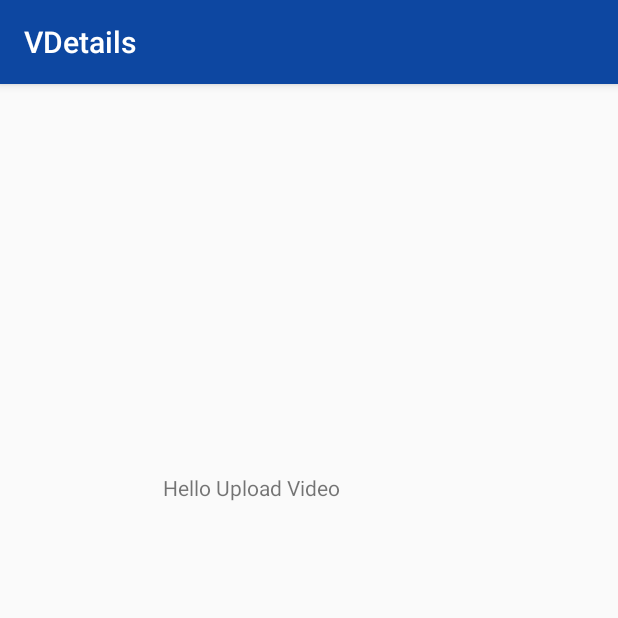
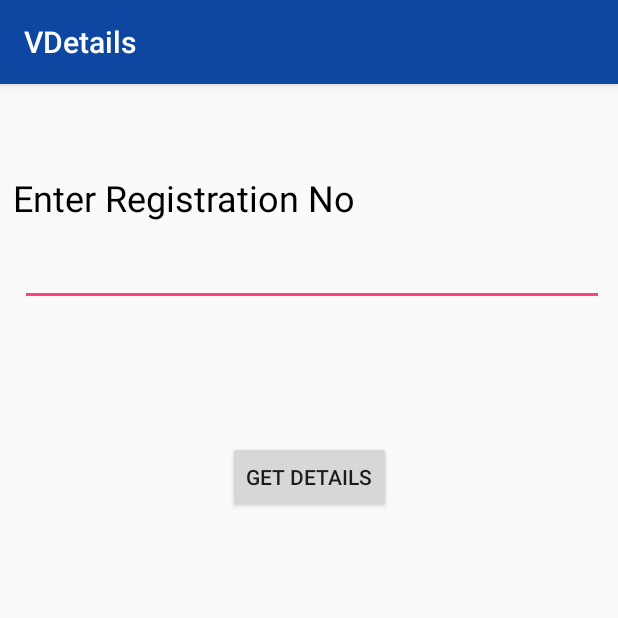
Before and after one commit to Yaswanth3277/vdetails, an Android app: the MainActivity screen opened directly, with no data from a screen before it, after a tap on "ENTER REG NO", on a phone screen of 412 x 824 dp, the top half of it. Run offline under Robolectric (Android 15) with nearby library versions, the phone set to English and light mode, and no system bars.

Commit message:
Enter Reg done

```diff
--- a/app/src/main/AndroidManifest.xml
+++ b/app/src/main/AndroidManifest.xml
@@ -35,6 +35,7 @@
         <activity android:name=".takePic"/>
         <activity android:name=".uploadVid"/>
         <activity android:name=".vehicleDetails"/>
+        <activity android:name=".EnterRno"/>
 
     </application>
 
--- /dev/null
+++ b/app/src/main/java/com/example/vdetails/EnterRno.java
@@ -0,0 +1,40 @@
+package com.example.vdetails;
+
+import android.content.Intent;
+import android.os.Bundle;
+import android.support.v7.app.AppCompatActivity;
+import android.view.View;
+import android.widget.Button;
+import android.widget.EditText;
+import android.widget.Toast;
+
+public class EnterRno extends AppCompatActivity {
+
+    EditText RegistrationNo;
+    Button button;
+
+    @Override
+    protected void onCreate(Bundle savedInstanceState){
+
+        super.onCreate(savedInstanceState);
+        setContentView(R.layout.enterno);
+
+        RegistrationNo = findViewById(R.id.editText);
+        button = findViewById(R.id.button4);
+
+        button.setOnClickListener(new View.OnClickListener() {
+            @Override
+            public void onClick(View v) {
+                if(RegistrationNo.getText().toString().matches("")){
+                    Toast.makeText(EnterRno.this,"No Registration Number to get Details",Toast.LENGTH_SHORT).show();
+                }
+                else{
+
+                    Intent vehicledetails = new Intent(EnterRno.this, vehicleDetails.class);
+                    vehicledetails.putExtra("Vehicle_Number", RegistrationNo.getText().toString());
+                    startActivity(vehicledetails);
+                }
+            }
+        });
+    }
+}
--- a/app/src/main/java/com/example/vdetails/MainActivity.java
+++ b/app/src/main/java/com/example/vdetails/MainActivity.java
@@ -48,8 +48,8 @@ public class MainActivity extends AppCompatActivity {
         textView3.setOnClickListener(new View.OnClickListener() {
             @Override
             public void onClick(View v) {
-                Intent uploadVid =new Intent(MainActivity.this,uploadVid.class);
-                startActivity(uploadVid);
+                Intent enterReg =new Intent(MainActivity.this,EnterRno.class);
+                startActivity(enterReg);
             }
         });
     }
```
